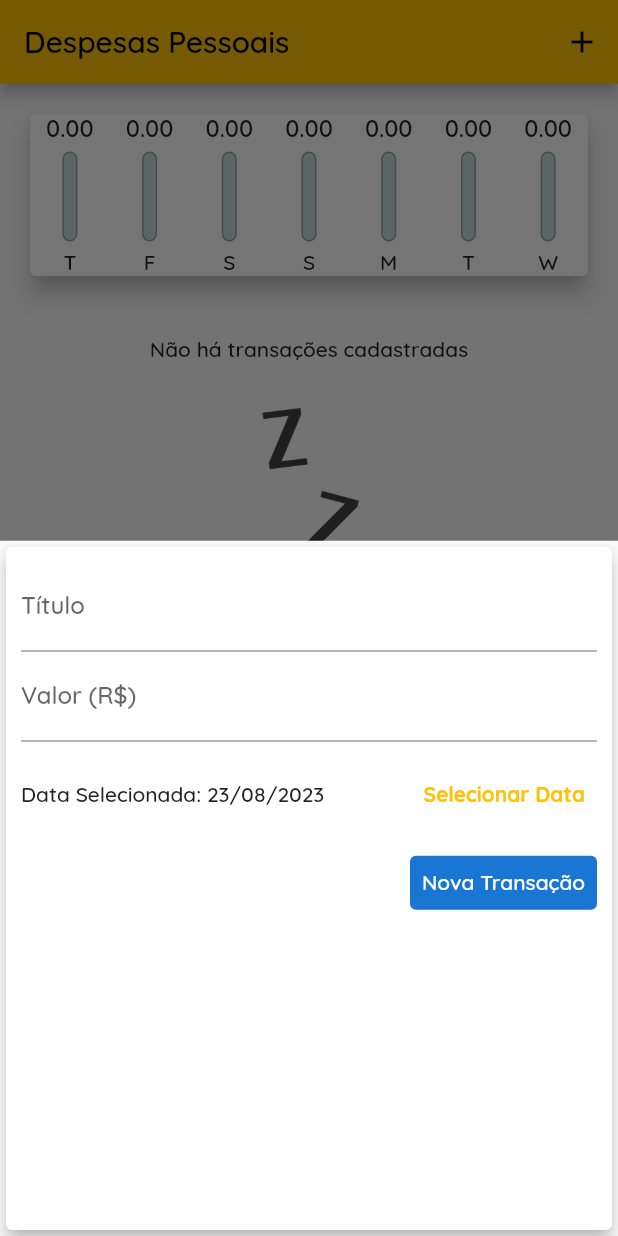
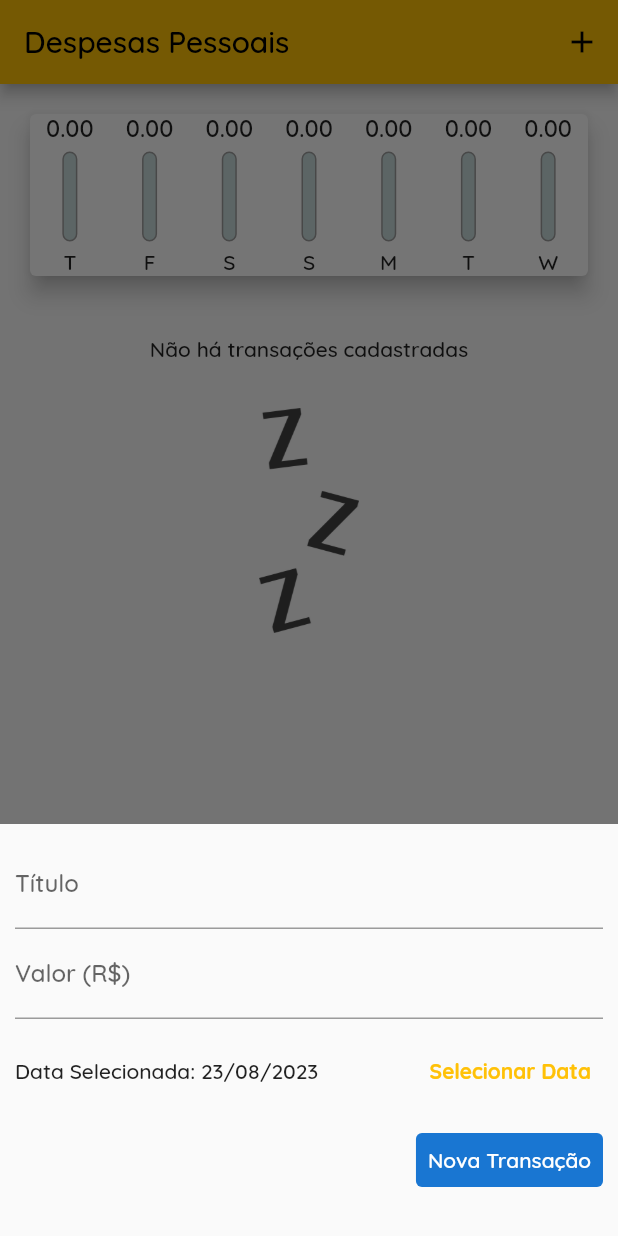
Before and after one commit to GabrielMerigo/expenses_app, a Flutter app: the screen it shows after launch, after a tap on the "add" icon, on a phone screen of 412 x 824 dp. Run offline on Flutter 3.47's test engine with Material 2 defaults, Android fonts, the phone set to English and light mode, and no system bars.

Commit message:
more accs

```diff
--- a/lib/components/transaction_form.dart
+++ b/lib/components/transaction_form.dart
@@ -51,8 +51,8 @@ class _TransactionFormState extends State<TransactionForm> {
     final selectedDateFormatted =
         DateFormat("dd/MM/yyyy").format(_selectedDate);
 
-    return Card(
-      elevation: 5,
+    return Container(
+      height: MediaQuery.of(context).size.height / 2,
       child: Padding(
         padding: const EdgeInsets.all(10),
         child: Column(children: <Widget>[
--- a/lib/main.dart
+++ b/lib/main.dart
@@ -75,8 +75,17 @@ class _MyHomePageState extends State<MyHomePage> {
   _openTransactionFormModal(BuildContext context) {
     showModalBottomSheet(
       context: context,
+      isScrollControlled: true,
       builder: (_) {
-        return TransactionForm(_addTransaction);
+        return Padding(
+          padding: EdgeInsets.only(
+            bottom: MediaQuery.of(context).viewInsets.bottom,
+          ),
+          child: Container(
+            height: MediaQuery.of(context).size.height / 3,
+            child: TransactionForm(_addTransaction),
+          ),
+        );
       },
     );
   }
@@ -85,7 +94,11 @@ class _MyHomePageState extends State<MyHomePage> {
   Widget build(BuildContext context) {
     return Scaffold(
       appBar: AppBar(
-        title: Text('Despesas Pessoais'),
+        title: Text(
+          'Despesas Pessoais',
+          style:
+              TextStyle(fontSize: 20 * MediaQuery.of(context).textScaleFactor),
+        ),
         actions: [
           IconButton(
               onPressed: () {
```
